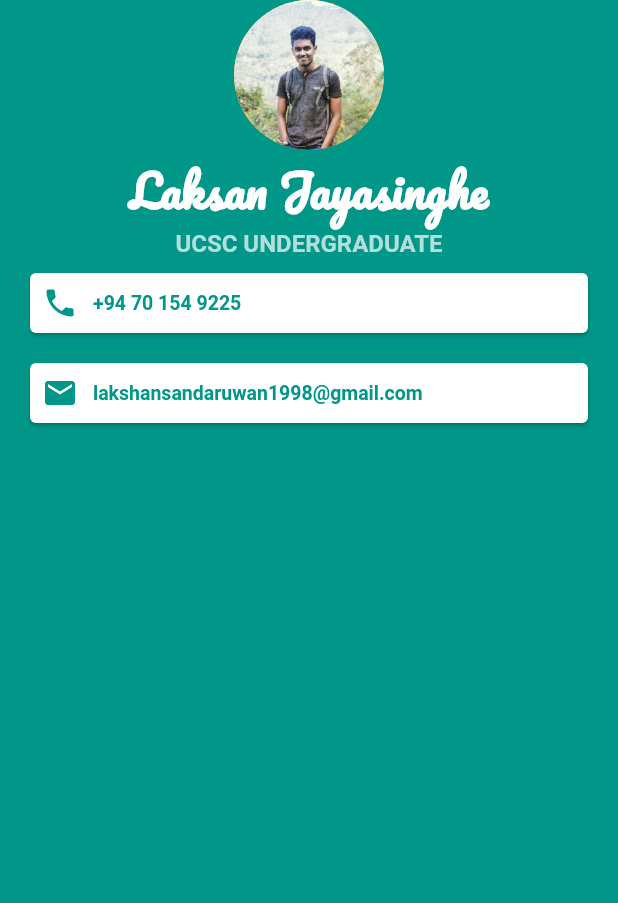
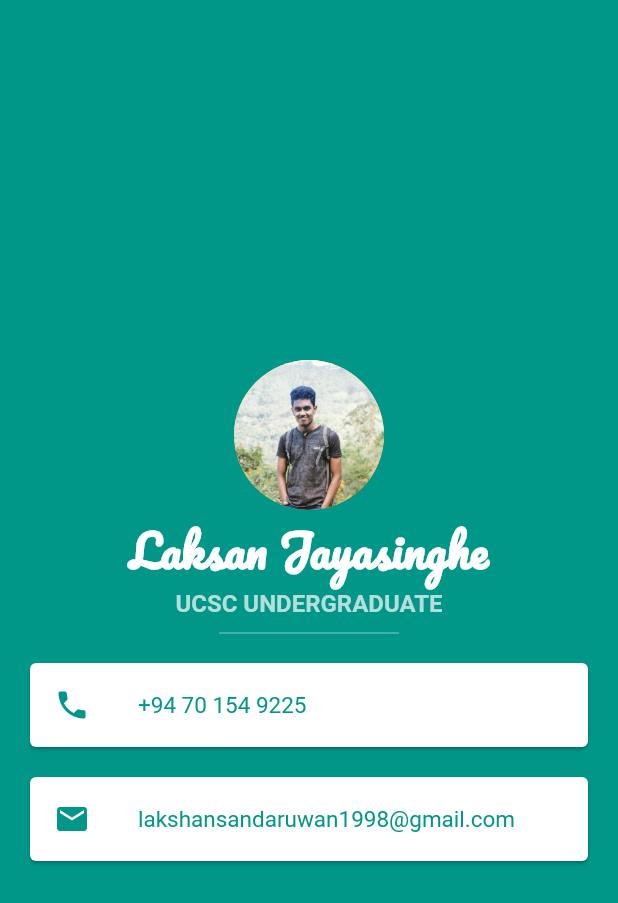
Before and after one commit to londonappbrewery/mi_card_flutter, a Flutter app: the screen it shows after launch, on a phone screen of 412 x 824 dp. Shown: the top 903 px of the screen. Run offline on Flutter 3.47's test engine with Material 2 defaults, Android fonts, the phone set to English and light mode, and no system bars.

Commit message:
design completed

```diff
--- a/lib/main.dart
+++ b/lib/main.dart
@@ -12,6 +12,7 @@ class MyApp extends StatelessWidget {
         backgroundColor: Colors.teal,
         body: SafeArea(
             child: Column(
+          mainAxisAlignment: MainAxisAlignment.center,
           children: [
             CircleAvatar(
               radius: 50,
@@ -34,50 +35,36 @@ class MyApp extends StatelessWidget {
                 fontWeight: FontWeight.bold,
               ),
             ),
+            SizedBox(
+                height: 20,
+                width: 120,
+                child: Divider(color: Colors.teal.shade200)),
             Card(
                 margin: EdgeInsets.symmetric(horizontal: 20, vertical: 10),
                 color: Colors.white,
-              child: Padding(
-                padding: const EdgeInsets.all(8.0),
-                child: Row(
-                  children: [
-                    Icon(Icons.phone, color: Colors.teal),
-                    SizedBox(
-                      width: 10,
-                    ),
-                    Text(
+                child: ListTile(
+                  leading: Icon(Icons.phone, color: Colors.teal),
+                  title: Text(
                     "+94 70 154 9225",
                     style: TextStyle(
                         color: Colors.teal,
-                          fontWeight: FontWeight.bold,
-                          fontSize: 13),
-                    )
-                  ],
+                        fontWeight: FontWeight.normal,
+                        fontSize: 15),
                   ),
-              ),
-            ),
+                )),
             Card(
                 margin: EdgeInsets.symmetric(horizontal: 20, vertical: 10),
                 color: Colors.white,
-              child: Padding(
-                padding: const EdgeInsets.all(8.0),
-                child: Row(
-                  children: [
-                    Icon(Icons.email, color: Colors.teal),
-                    SizedBox(
-                      width: 10,
-                    ),
-                    Text(
+                child: ListTile(
+                  leading: Icon(Icons.email, color: Colors.teal),
+                  title: Text(
                     "lakshansandaruwan1998@gmail.com",
                     style: TextStyle(
                         color: Colors.teal,
-                          fontWeight: FontWeight.bold,
-                          fontSize: 13),
-                    )
-                  ],
+                        fontWeight: FontWeight.normal,
+                        fontSize: 15),
                   ),
-              ),
-            ),
+                )),
           ],
         )),
       ),
```
Lines whose indentation alone changed are shown as unchanged.
